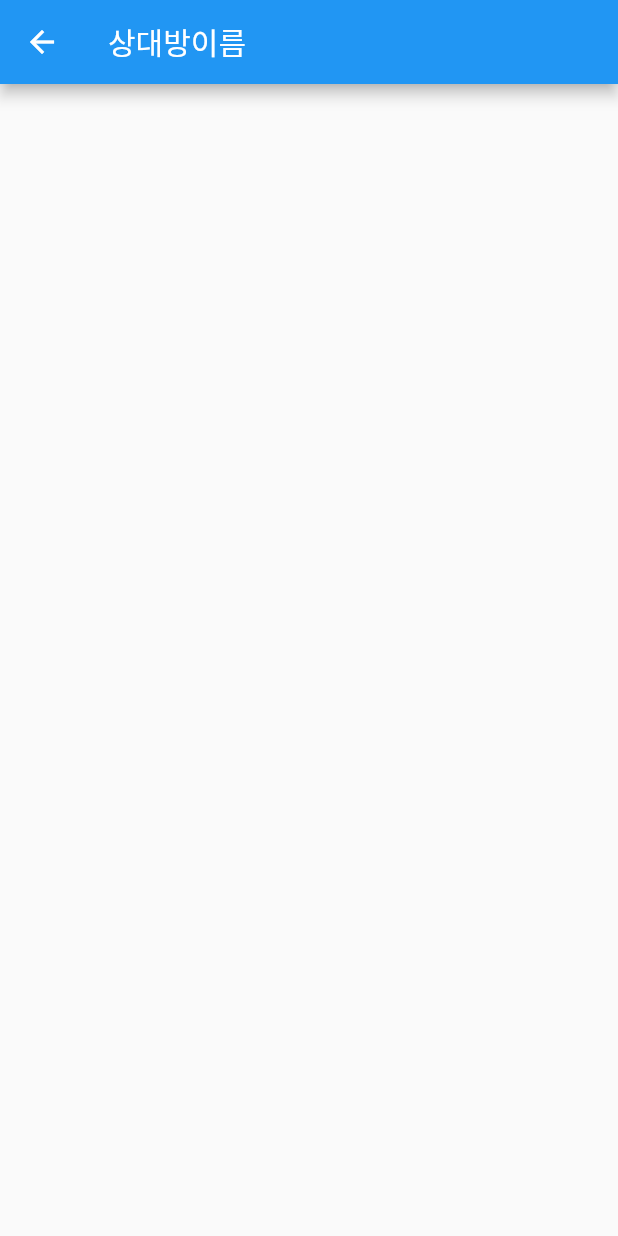
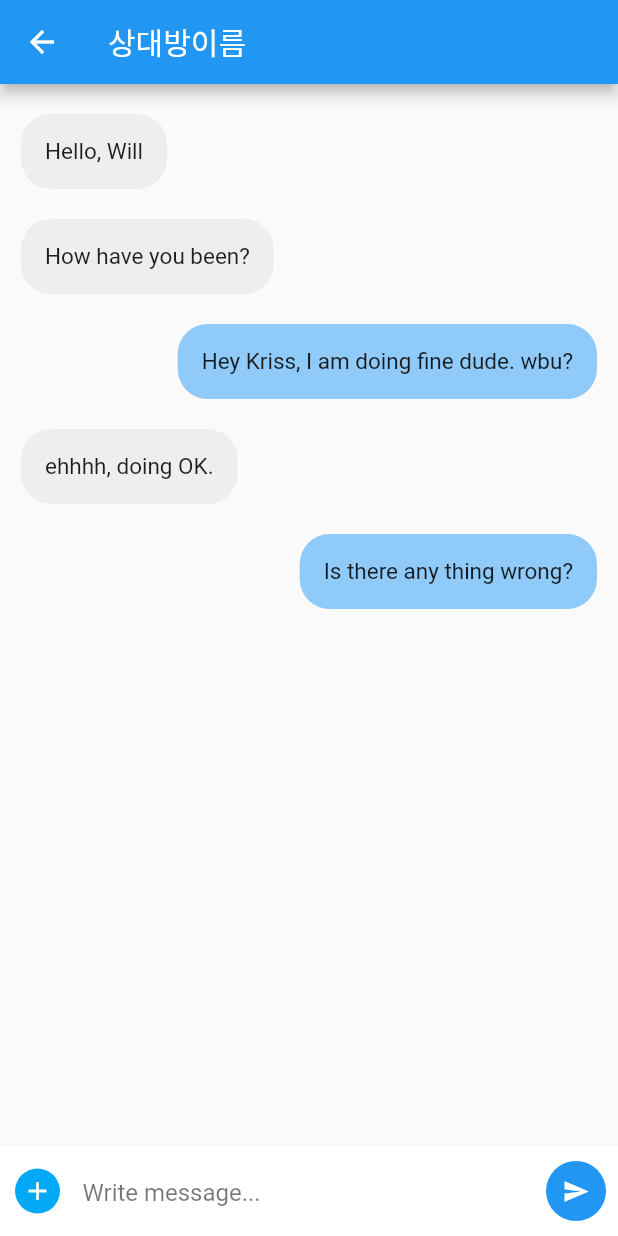
Before and after one commit to applejuice987/fzu_capston, a Flutter app: the Page3Detail screen opened directly, on a phone screen of 412 x 824 dp. Run offline on Flutter 3.47's test engine with Material 2 defaults, Android fonts, the phone set to English and light mode, and no system bars; our stand-ins replace carousel_slider, cloud_firestore, firebase_auth, firebase_core, fluttertoast, shared_preferences; accounts and stored records are empty.

Commit message:
상세채팅방 시작.

```diff
--- a/lib/Page_3/Page3.dart
+++ b/lib/Page_3/Page3.dart
@@ -6,6 +6,7 @@
 import 'package:fzu/Page_3/Page3Detail.dart';
 
 //TODO!! 로그인의 관계 없이 같은 화면 출력
+
 //TODO!! 모든 채팅창 출력
 //TODO!! 3초 이상 누르면 삭제 하는 다이얼로그 출력
 
@@ -55,6 +56,7 @@
                       context,
                       MaterialPageRoute(builder: (_) => Page3Detail()));
                 },
+
                 onLongPress: ()=> showDialog(context: context,
                     barrierDismissible: false,
                     builder:(BuildContext context){
--- a/lib/Page_3/Page3Detail.dart
+++ b/lib/Page_3/Page3Detail.dart
@@ -1,6 +1,10 @@
+import 'package:cloud_firestore/cloud_firestore.dart';
+import 'package:firebase_auth/firebase_auth.dart';
 import 'package:flutter/widgets.dart';
 import 'package:flutter/material.dart';
 import 'package:flutter/cupertino.dart';
+
+import 'chatMessageModel.dart';
 
 //TODO!! Page3에서 클릭 하였을때, 누른 1:1 채팅창의 화면 출력.
 
@@ -11,7 +15,17 @@
   State<Page3Detail> createState() => _Page3DetailState();
 }
 
+List<ChatMessage> messages = [
+  ChatMessage(messageContent: "Hello, Will", messageType: "receiver"),
+  ChatMessage(messageContent: "How have you been?", messageType: "receiver"),
+  ChatMessage(messageContent: "Hey Kriss, I am doing fine dude. wbu?", messageType: "sender"),
+  ChatMessage(messageContent: "ehhhh, doing OK.", messageType: "receiver"),
+  ChatMessage(messageContent: "Is there any thing wrong?", messageType: "sender"),
+];
+
 class _Page3DetailState extends State<Page3Detail> {
+  final input_text = TextEditingController();
+  FirebaseFirestore firestore = FirebaseFirestore.instance;
   @override
   Widget build(BuildContext context) {
     return Scaffold(
@@ -19,6 +33,85 @@
       appBar: AppBar(
         title:Text('상대방이름')
       ),
+      body: Stack(
+        children: <Widget>[
+          ListView.builder( //채팅내용 출력
+            itemCount: messages.length,
+            shrinkWrap: true,
+            padding: EdgeInsets.only(top: 10,bottom: 10),
+            physics: NeverScrollableScrollPhysics(),
+            itemBuilder: (context, index){
+              return Container(
+                padding: EdgeInsets.only(left: 14,right: 14,top: 10,bottom: 10),
+                child: Align(
+                  alignment: (messages[index].messageType == "receiver"?Alignment.topLeft:Alignment.topRight),
+                  child: Container(
+                    decoration: BoxDecoration(
+                      borderRadius: BorderRadius.circular(20),
+                      color: (messages[index].messageType  == "receiver"?Colors.grey.shade200:Colors.blue[200]),
+                    ),
+                    padding: EdgeInsets.all(16),
+                    child: Text(messages[index].messageContent, style: TextStyle(fontSize: 15),),
+                  ),
+                ),
+              );
+            },
+          ),
+          Align(//채팅 메세지 입력
+            alignment: Alignment.bottomLeft,
+            child: Container(
+              padding: EdgeInsets.only(left: 10,bottom: 10,top: 10),
+              height: 60,
+              width: double.infinity,
+              color: Colors.white,
+              child: Row(
+                children: <Widget>[
+                  GestureDetector(
+                    onTap: (){
+                    },
+                    child: Container(
+                      height: 30,
+                      width: 30,
+                      decoration: BoxDecoration(
+                        color: Colors.lightBlue,
+                        borderRadius: BorderRadius.circular(30),
+                      ),
+                      child: Icon(Icons.add, color: Colors.white, size: 20, ),
+                    ),
+                  ),
+                  SizedBox(width: 15,),
+                  Expanded(
+                    child: TextField(
+                      controller: input_text,
+                      decoration: InputDecoration(
+
+                          hintText: "Write message...",
+                          hintStyle: TextStyle(color: Colors.black54),
+                          border: InputBorder.none
+                      ),
+                    ),
+                  ),
+                  SizedBox(width: 15,),
+                  FloatingActionButton(
+                    onPressed: (){
+                      firestore.collection('chat_log').doc(FirebaseAuth.instance.currentUser?.email.toString()).set({
+                        'sender_email':'123@123.com',
+                        'receiver_email':'456@456.com',
+                        'chat':input_text.text
+                      });
+                      input_text.text="";
+                    },
+                    child: Icon(Icons.send,color: Colors.white,size: 18,),
+                    backgroundColor: Colors.blue,
+                    elevation: 0,
+                  ),
+                ],
+
+              ),
+            ),
+          ),
+        ],
+      ),
 
     );
   }
--- /dev/null
+++ b/lib/Page_3/chatMessageModel.dart
@@ -0,0 +1,7 @@
+import 'package:flutter/cupertino.dart';
+
+class ChatMessage{
+  String messageContent;
+  String messageType;
+  ChatMessage({required this.messageContent, required this.messageType});
+}
```
Also changed, not shown: 1 other file.
